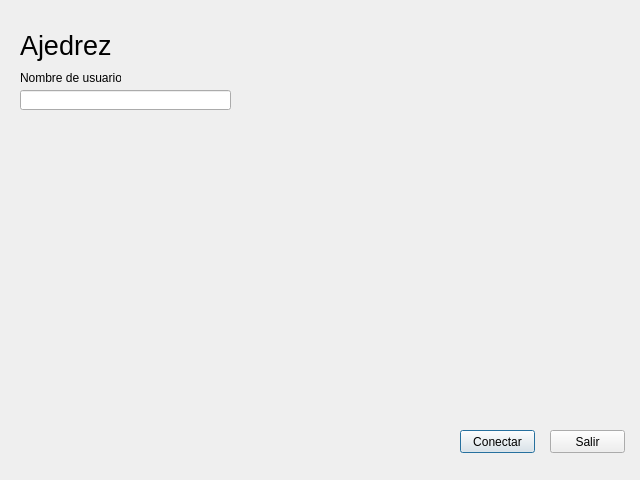
This is loby.ui in nineteen002/ajedrez as Qt 5 draws it before an edit. The edited form follows.
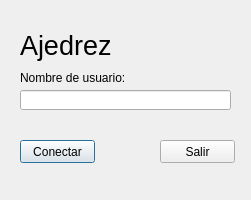
This is the edited form.

Patch:
```diff
--- a/loby.ui
+++ b/loby.ui
@@ -6,8 +6,8 @@
    <rect>
     <x>0</x>
     <y>0</y>
-    <width>640</width>
-    <height>480</height>
+    <width>251</width>
+    <height>200</height>
    </rect>
   </property>
   <property name="windowTitle">
@@ -46,10 +46,22 @@
     <rect>
      <x>20</x>
      <y>70</y>
-     <width>101</width>
+     <width>131</width>
      <height>16</height>
     </rect>
    </property>
+   <property name="minimumSize">
+    <size>
+     <width>131</width>
+     <height>16</height>
+    </size>
+   </property>
+   <property name="maximumSize">
+    <size>
+     <width>131</width>
+     <height>16</height>
+    </size>
+   </property>
    <property name="text">
     <string>Nombre de usuario:</string>
    </property>
@@ -57,8 +69,8 @@
   <widget class="QPushButton" name="pushButton">
    <property name="geometry">
     <rect>
-     <x>460</x>
-     <y>430</y>
+     <x>20</x>
+     <y>140</y>
      <width>75</width>
      <height>23</height>
     </rect>
@@ -70,8 +82,8 @@
   <widget class="QPushButton" name="pushButton_2">
    <property name="geometry">
     <rect>
-     <x>550</x>
-     <y>430</y>
+     <x>160</x>
+     <y>140</y>
      <width>75</width>
      <height>23</height>
     </rect>
```
